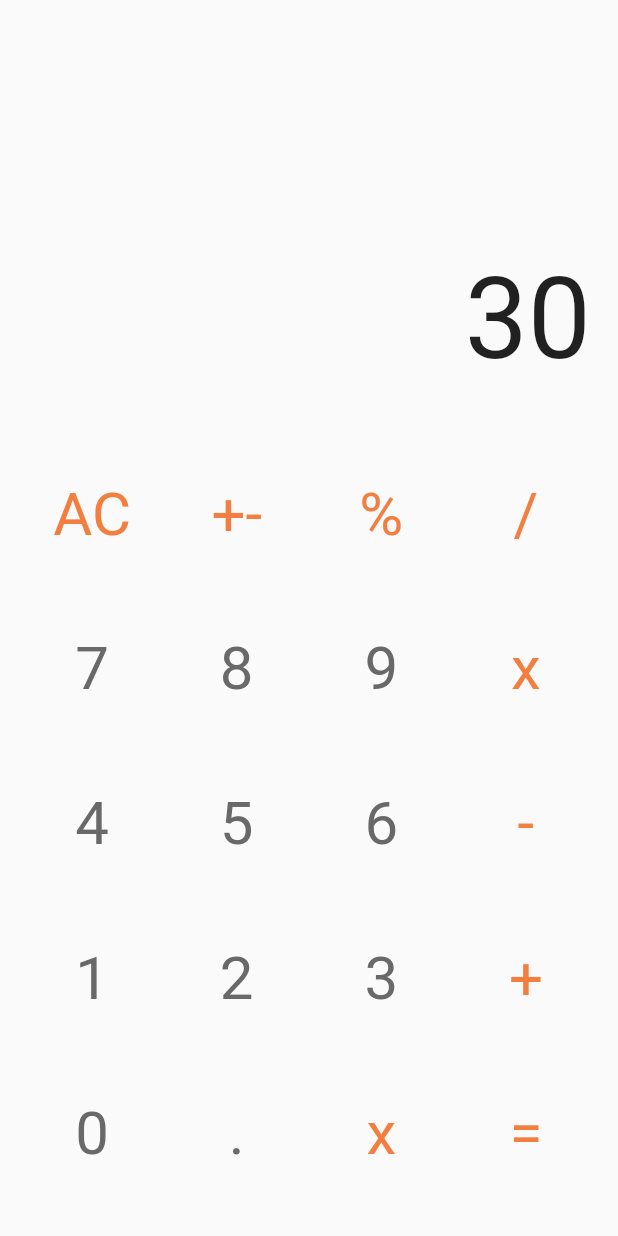
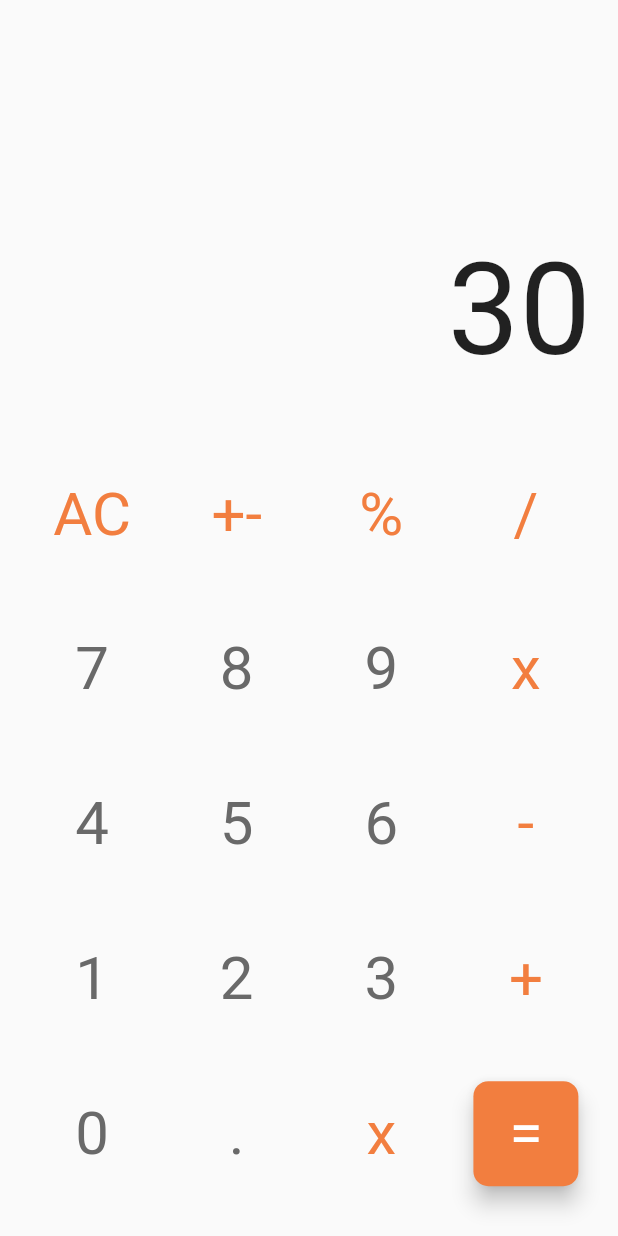
Before and after one commit to esc-0-bar/Cal_C, a Flutter app: the screen it shows after launch, on a phone screen of 412 x 824 dp. Run offline on Flutter 3.47's test engine with Material 2 defaults, Android fonts, the phone set to English and light mode, and no system bars; Roboto replaces fonts that are missing (Blinker).

Commit message:
Little Refactoring, Arranged buttons, Changed colors of button.

```diff
--- a/lib/main.dart
+++ b/lib/main.dart
@@ -22,7 +22,8 @@ class CalC extends StatelessWidget {
                       child: Container(
                         child: Text(
                           '30',
-                          style: TextStyle(fontSize: 75.0),
+                          style:
+                              TextStyle(fontSize: 85.0, fontFamily: 'Blinker'),
                         ),
                       ),
                     ),
@@ -134,9 +135,20 @@ class CalC extends StatelessWidget {
                             text: 'x',
                             color: Color(0xFFF27E3F),
                           ),
-                          CalCButton(
-                            text: '=',
-                            color: Color(0xFFF27E3F),
+                          RawMaterialButton(
+                            elevation: 6.0,
+                            shape: RoundedRectangleBorder(
+                                borderRadius: BorderRadius.circular(10)),
+                            splashColor: Color(0xFF696969),
+                            constraints: BoxConstraints.tightFor(
+                                width: 70.0, height: 70.0),
+                            fillColor: Color(0xFFF27E3F),
+                            child: Text(
+                              '=',
+                              style:
+                                  TextStyle(fontSize: 40, color: Colors.white),
+                            ),
+                            onPressed: () {},
                           ),
                         ],
                       ),
@@ -167,7 +179,11 @@ class CalCButton extends StatelessWidget {
       //fillColor: Color(0xFF696969),
       child: Text(
         text,
-        style: TextStyle(fontSize: 40, color: color),
+        style: TextStyle(
+          fontSize: 40,
+          color: color,
+          fontFamily: 'Blinker',
+        ),
       ),
       onPressed: () {},
     );
```
Also changed, not shown: pubspec.yaml (+4 -52 lines).
